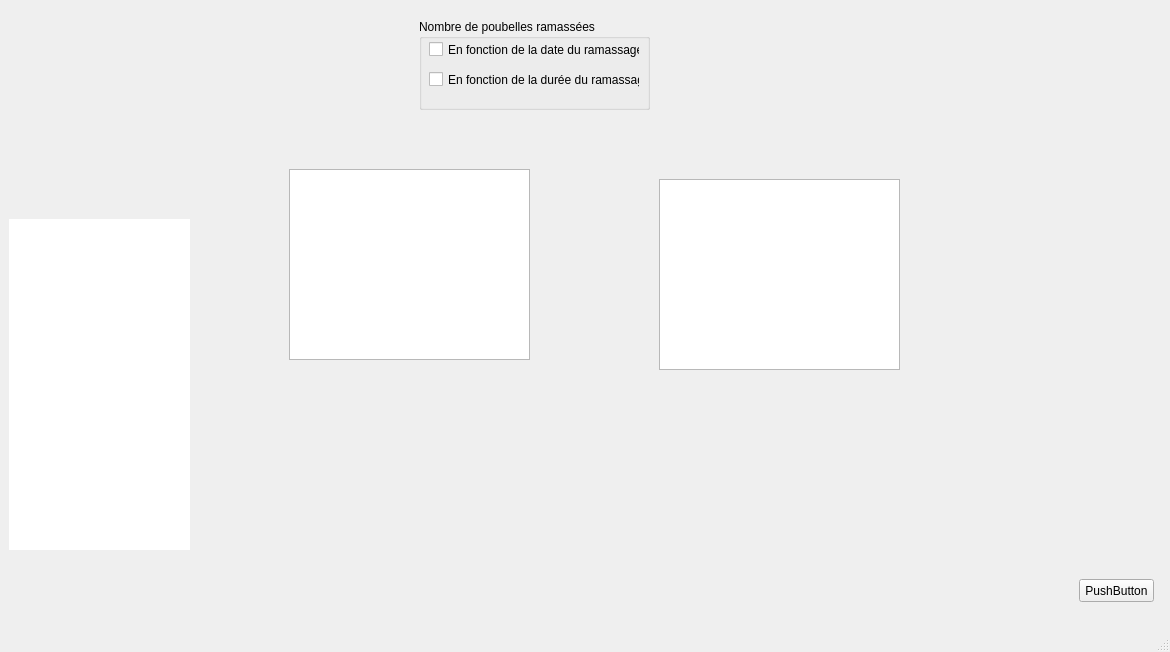
Above: mainwindow.ui from IbriRima/Smart_Municipality_2A3 before the change. Below: the same form after it.
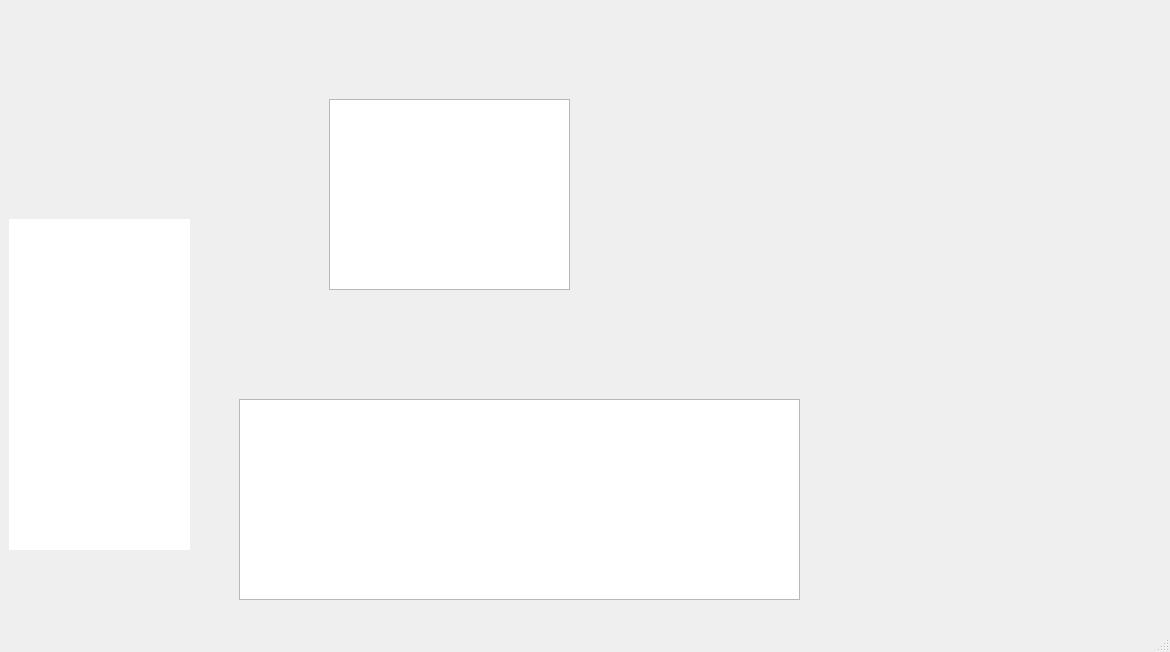
That is the form after the change. The open tabs and pages were chosen to show the change. Icons and pictures are not drawn. Custom widgets are drawn as their Qt base class.

```diff
--- a/mainwindow.ui
+++ b/mainwindow.ui
@@ -3681,8 +3681,8 @@
      <widget class="QChartView" name="graphicsView">
       <property name="geometry">
        <rect>
-        <x>660</x>
-        <y>180</y>
+        <x>330</x>
+        <y>100</y>
         <width>241</width>
         <height>191</height>
        </rect>
@@ -3726,81 +3726,48 @@
        <enum>Qt::NoPen</enum>
       </property>
      </widget>
-     <widget class="QChartView" name="graphicsView_2">
+     <widget class="QPushButton" name="pushButton_Menu_Environ_Aff_2">
       <property name="geometry">
        <rect>
-        <x>290</x>
-        <y>170</y>
-        <width>241</width>
-        <height>191</height>
+        <x>10</x>
+        <y>10</y>
+        <width>41</width>
+        <height>41</height>
        </rect>
       </property>
-      <property name="maximumSize">
-       <size>
-        <width>16777215</width>
-        <height>192</height>
-       </size>
+      <property name="styleSheet">
+       <string notr="true">#pushButton_Menu_Environ_Aff_2{
+background-color: transparent;
+border-image: url(:Menu.png);
+background: none;
+border: none;
+background-repeat: none;
+}
+</string>
       </property>
-     </widget>
-     <widget class="QPushButton" name="pushButton_2">
-      <property name="geometry">
-       <rect>
-        <x>1080</x>
-        <y>580</y>
-        <width>75</width>
-        <height>23</height>
-       </rect>
-      </property>
       <property name="text">
-       <string>PushButton</string>
+       <string/>
       </property>
      </widget>
-     <widget class="QCheckBox" name="checkBox">
+     <widget class="QTableWidget" name="tableWidget">
       <property name="geometry">
        <rect>
-        <x>430</x>
-        <y>40</y>
-        <width>211</width>
-        <height>21</height>
+        <x>240</x>
+        <y>400</y>
+        <width>561</width>
+        <height>201</height>
        </rect>
       </property>
-      <property name="text">
-       <string>En fonction de la date du ramassage</string>
+      <property name="editTriggers">
+       <set>QAbstractItemView::AllEditTriggers</set>
       </property>
-     </widget>
-     <widget class="QCheckBox" name="checkBox_2">
-      <property name="geometry">
-       <rect>
-        <x>430</x>
-        <y>70</y>
-        <width>211</width>
-        <height>21</height>
-       </rect>
+      <property name="rowCount">
+       <number>0</number>
       </property>
-      <property name="text">
-       <string>En fonction de la durée du ramassage</string>
+      <property name="columnCount">
+       <number>0</number>
       </property>
      </widget>
-     <widget class="QGroupBox" name="groupBox_3">
-      <property name="geometry">
-       <rect>
-        <x>420</x>
-        <y>20</y>
-        <width>231</width>
-        <height>91</height>
-       </rect>
-      </property>
-      <property name="title">
-       <string>Nombre de poubelles ramassées</string>
-      </property>
-     </widget>
-     <zorder>groupBox_3</zorder>
-     <zorder>graphicsView</zorder>
-     <zorder>tableView_StatR</zorder>
-     <zorder>graphicsView_2</zorder>
-     <zorder>pushButton_2</zorder>
-     <zorder>checkBox</zorder>
-     <zorder>checkBox_2</zorder>
     </widget>
    </widget>
   </widget>
```
Left out of the diff: 4 changed lines with no effect on the pictures.
